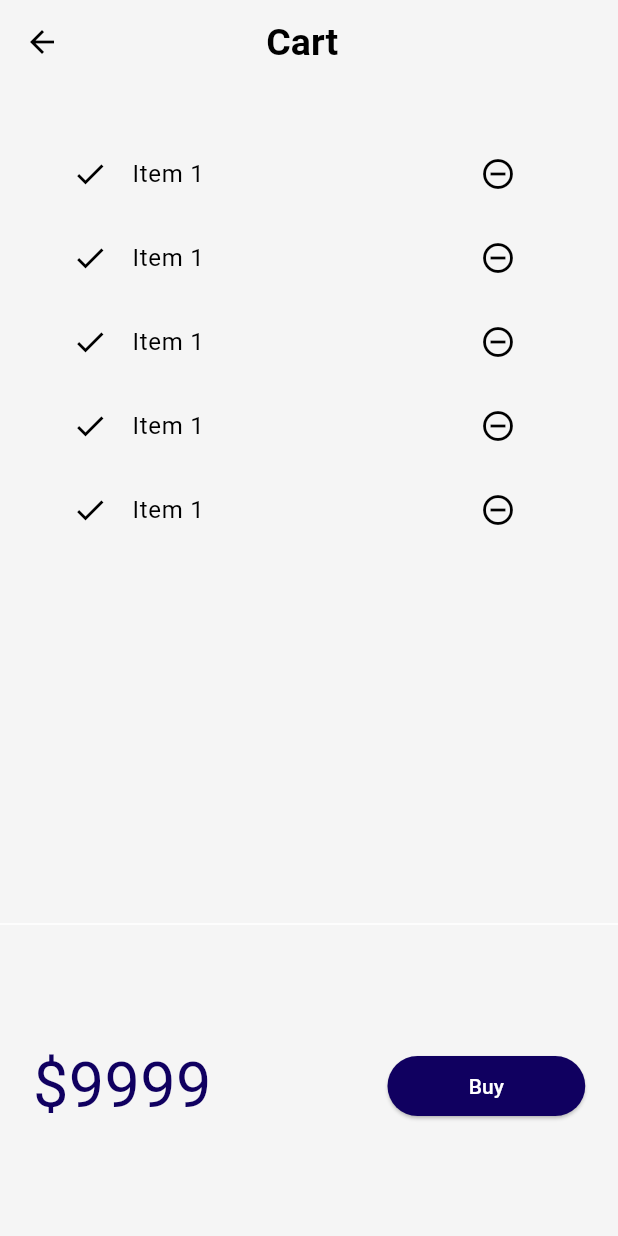
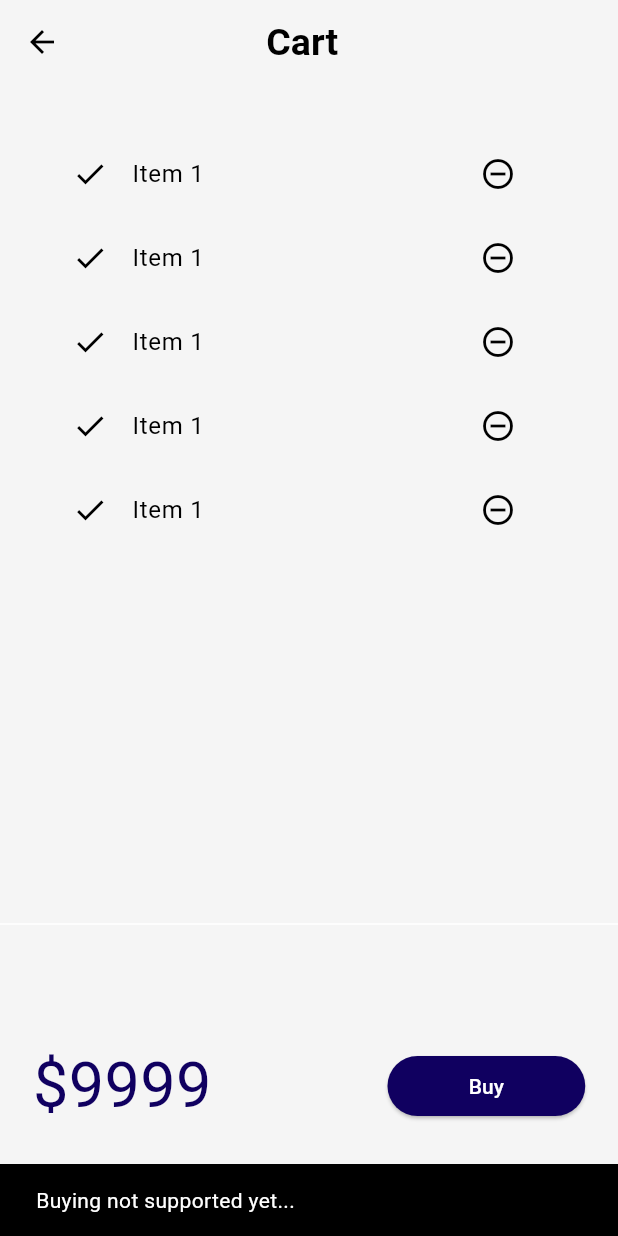
Before and after one commit to plakshay/Catalog-App, a Flutter app: the CartPage screen opened by its route, after a tap on "Buy", on a phone screen of 412 x 824 dp. Run offline on Flutter 3.47's test engine with Material 3 defaults, Android fonts, the phone set to English and light mode, and no system bars; our stand-ins replace velocity_x; network calls fail.

Commit message:
cart model made, mapping done with the respect to cart id(getter and setter functions) and the on pressed on buy in cartPage

```diff
--- a/lib/screens/cart_page.dart
+++ b/lib/screens/cart_page.dart
@@ -52,10 +52,17 @@ class cartTotal extends StatelessWidget {
                         backgroundColor: MyTheme.darkblueColor,
 
                       ),
-            onPressed: (){},
+            onPressed: (){
+              ScaffoldMessenger.of(context).showSnackBar(
+              SnackBar(
+                content :"Buying not supported yet...".text.make(),
+              ),
+              );
+            },
             child: Text("Buy",
             style: TextStyle(
-              color: context.cardColor,
+              color: Colors.white
+
             ),
             )
             ).w32(context)
```
Also changed, not shown: lib/models/cart.dart (added, +38 -0 lines).
